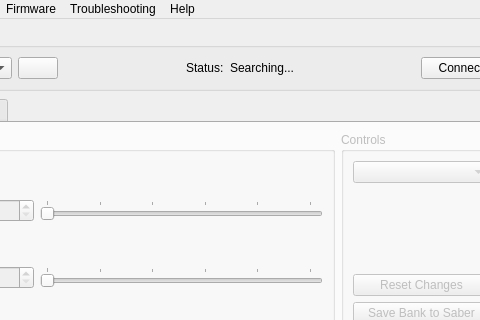
Qt form mainwindow.ui (jramboz/tintalle) before a commit; both pictures show x 113 to 593 and y 0 to 320 of the 897 by 697 pixel window.
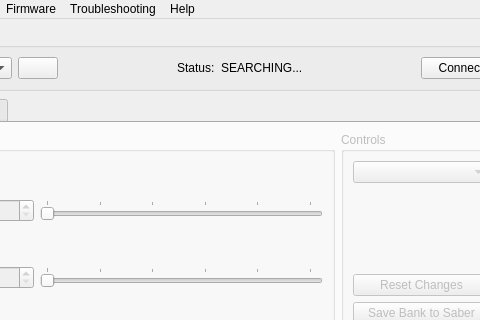
The same form after that commit. Icons and pictures are not drawn. Custom widgets are drawn as their Qt base class.

Commit message: Add translation catalogue update script

The edit to the form file:
```diff
--- a/mainwindow.ui
+++ b/mainwindow.ui
@@ -88,7 +88,7 @@
          <item>
           <widget class="QLabel" name="status_label">
            <property name="text">
-            <string>Searching...</string>
+            <string>SEARCHING...</string>
            </property>
           </widget>
          </item>
```
The commit also changes 2 other files.
